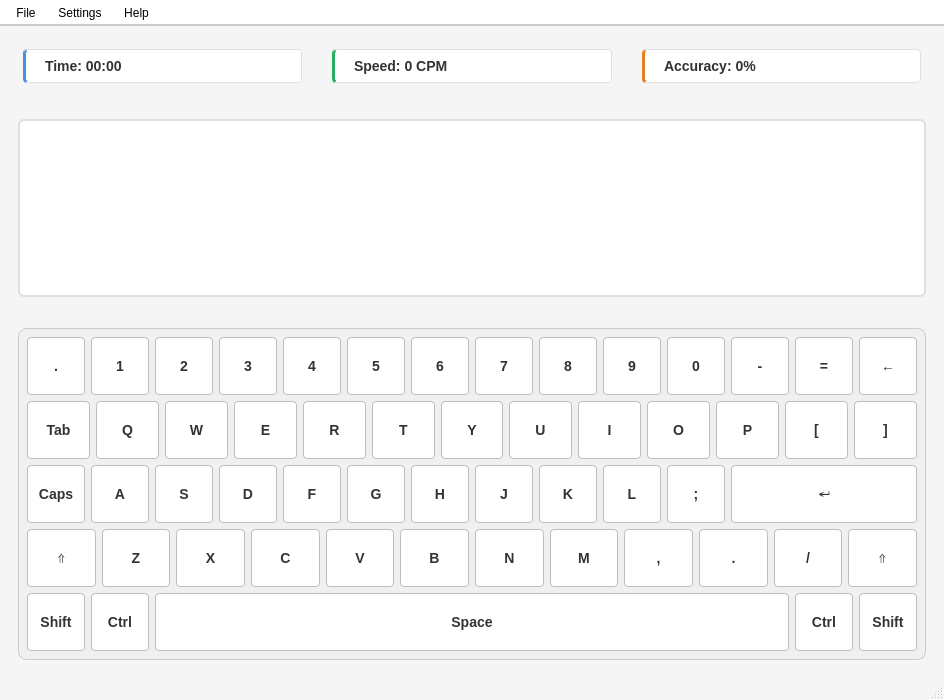
This is mainwindow.ui in Lizaahdjh/Practical-work_TypingTrainer. as Qt 5 draws it before an edit. The edited form follows.
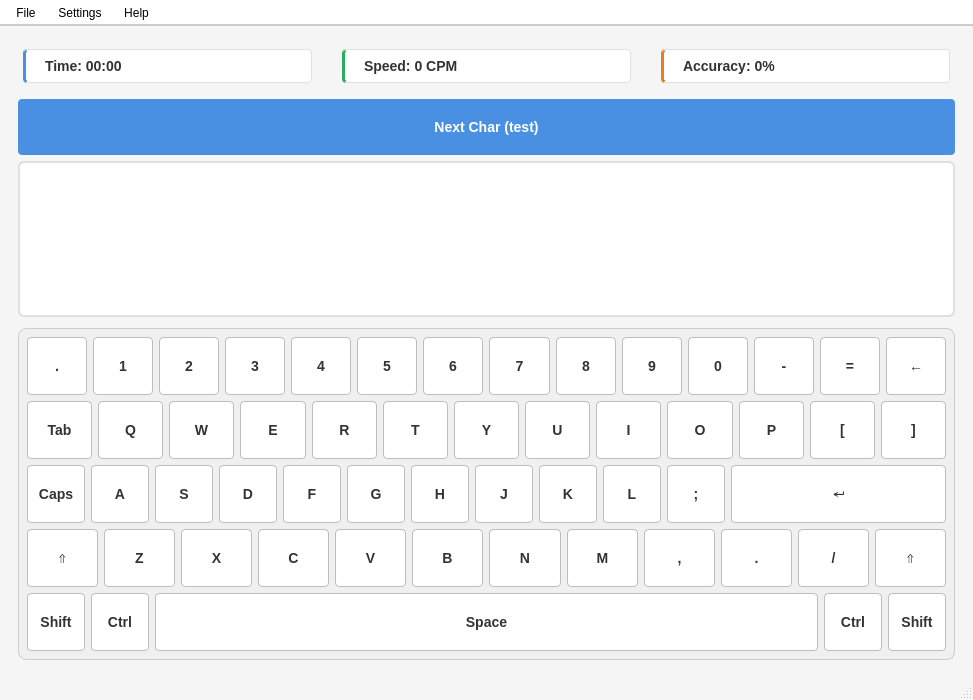
This is the edited form. The open tabs and pages were chosen to show the change.

Diff of the .ui file:
```diff
--- a/mainwindow.ui
+++ b/mainwindow.ui
@@ -6,7 +6,7 @@
    <rect>
     <x>0</x>
     <y>0</y>
-    <width>900</width>
+    <width>973</width>
     <height>700</height>
    </rect>
   </property>
@@ -622,6 +622,40 @@
             </property>
            </spacer>
           </item>
+          <item>
+           <widget class="QPushButton" name="btnNextChar">
+            <property name="font">
+             <font>
+              <pointsize>-1</pointsize>
+              <bold>true</bold>
+             </font>
+            </property>
+            <property name="styleSheet">
+             <string notr="true">QPushButton#btnNextChar {
+    background-color: #4a90e2;
+    color: #ffffff;
+    border: none;
+    border-radius: 4px;
+    padding: 10px 20px;
+    font-size: 14px;
+    font-weight: bold;
+    min-width: 150px;
+    min-height: 36px;
+}
+
+QPushButton#btnNextChar:hover {
+    background-color: #357abd;
+}
+
+QPushButton#btnNextChar:pressed {
+    background-color: #2a5f9e;
+}</string>
+            </property>
+            <property name="text">
+             <string>Next Char (test)</string>
+            </property>
+           </widget>
+          </item>
           <item>
            <widget class="QTextEdit" name="textDisplay">
             <property name="readOnly">
@@ -1109,7 +1143,7 @@
     <rect>
      <x>0</x>
      <y>0</y>
-     <width>900</width>
+     <width>973</width>
      <height>33</height>
     </rect>
    </property>
```
Left out of the diff: 2 changed lines with no effect on the pictures.
